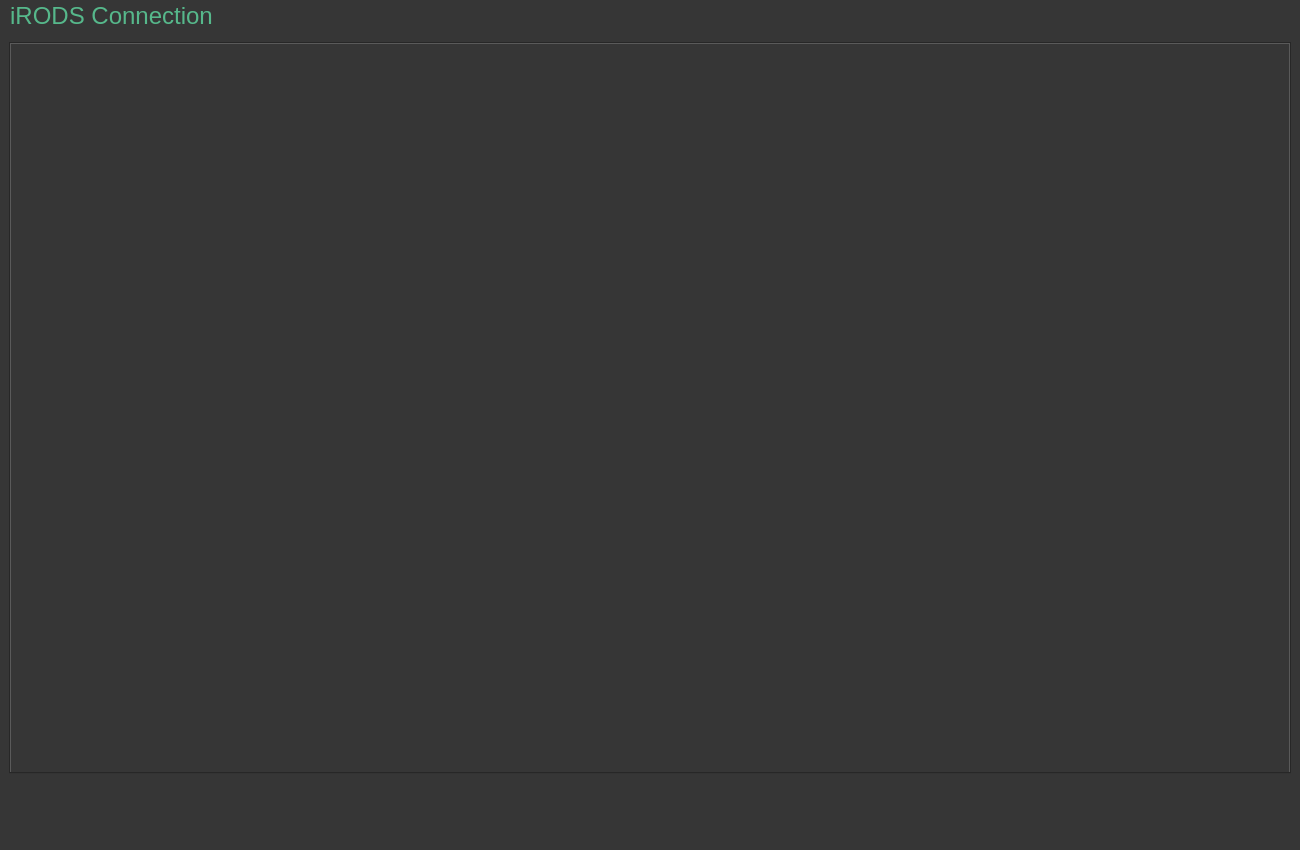
iBridges-for-iRODS/iBridges-GUI, file ibridgesgui/ui_files/MainMenu.ui: the form before one commit.
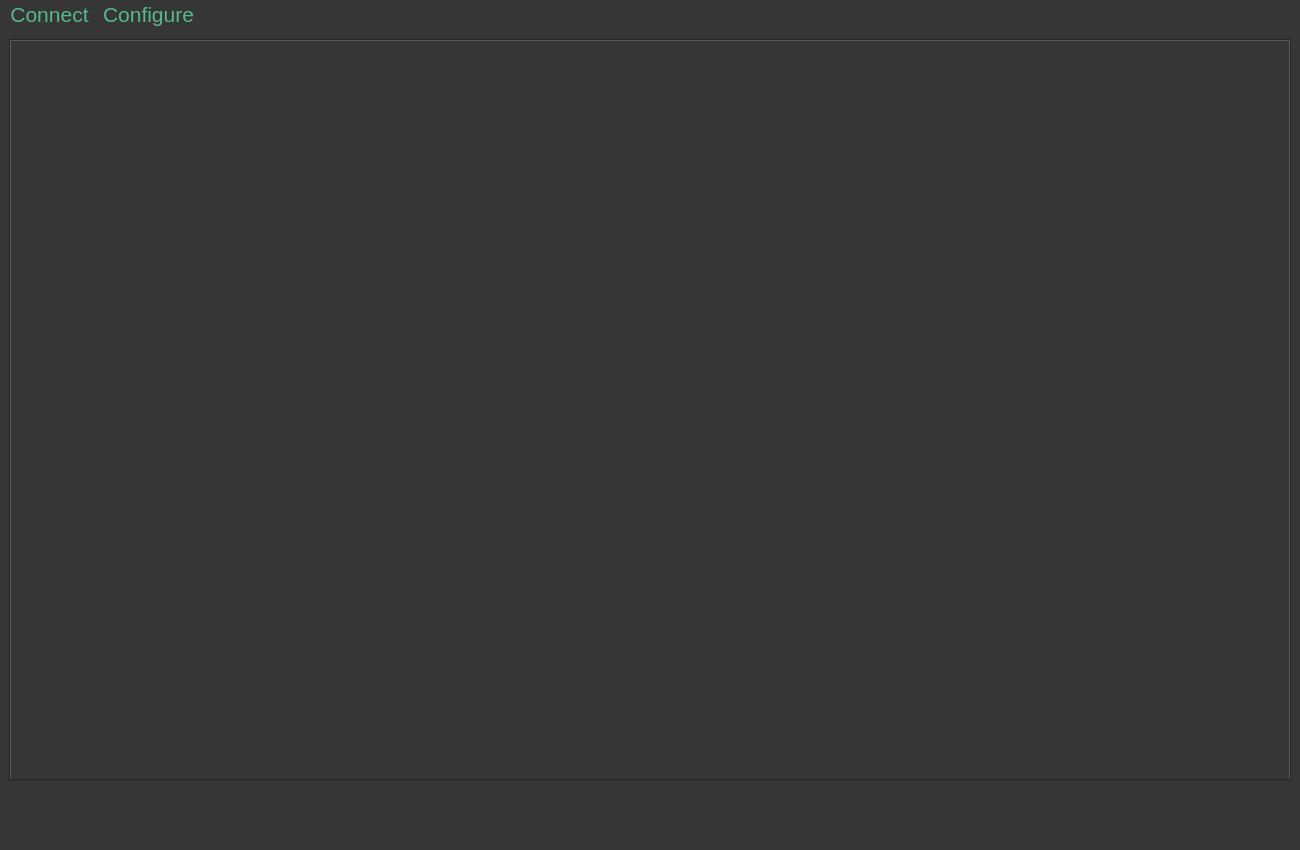
The form after the commit.

The edit to the form file:
```diff
--- a/ibridgesgui/ui_files/MainMenu.ui
+++ b/ibridgesgui/ui_files/MainMenu.ui
@@ -25,7 +25,7 @@
 	color: rgb(86, 184, 139);
 	background-color: rgb(54, 54, 54);
 	selection-background-color: rgb(58, 152, 112);
-    font: 18pt;
+    font: 16pt;
 }
 
 QLabel#globalErrorLabel
@@ -54,7 +54,7 @@
       </property>
       <property name="font">
        <font>
-        <pointsize>18</pointsize>
+        <pointsize>16</pointsize>
         <italic>false</italic>
         <bold>false</bold>
        </font>
@@ -82,12 +82,12 @@
      <x>0</x>
      <y>0</y>
      <width>1300</width>
-     <height>27</height>
+     <height>24</height>
     </rect>
    </property>
    <property name="font">
     <font>
-     <pointsize>18</pointsize>
+     <pointsize>16</pointsize>
      <italic>false</italic>
      <bold>false</bold>
     </font>
@@ -95,19 +95,27 @@
    <widget class="QMenu" name="menuMenu">
     <property name="font">
      <font>
-      <pointsize>18</pointsize>
+      <pointsize>16</pointsize>
       <italic>false</italic>
       <bold>false</bold>
      </font>
     </property>
     <property name="title">
-     <string>iRODS Connection</string>
+     <string>Connect</string>
     </property>
     <addaction name="actionConnect"/>
     <addaction name="actionCloseSession"/>
     <addaction name="actionExit"/>
    </widget>
+   <widget class="QMenu" name="menuConfigure">
+    <property name="title">
+     <string>Configure</string>
+    </property>
+    <addaction name="actionCheck_configuration"/>
+    <addaction name="actionAdd_Configuration"/>
+   </widget>
    <addaction name="menuMenu"/>
+   <addaction name="menuConfigure"/>
   </widget>
   <widget class="QStatusBar" name="statusbar"/>
   <action name="actionCloseSession">
```
Left out of the diff: 10 changed lines with no effect on the pictures.
